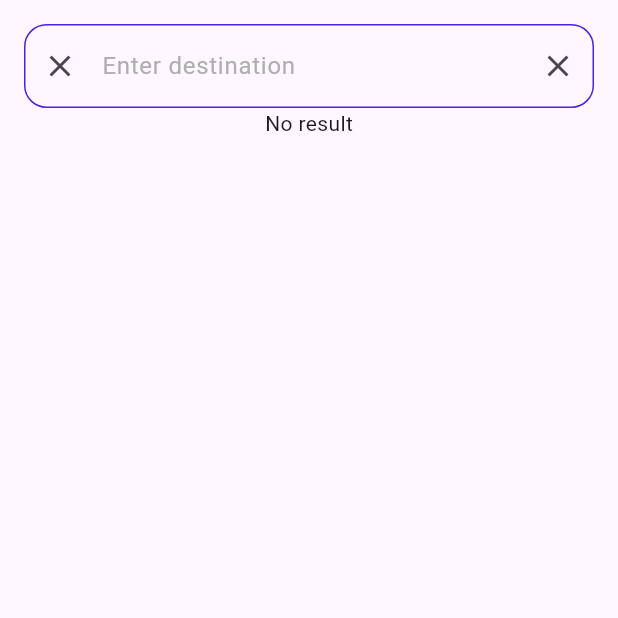
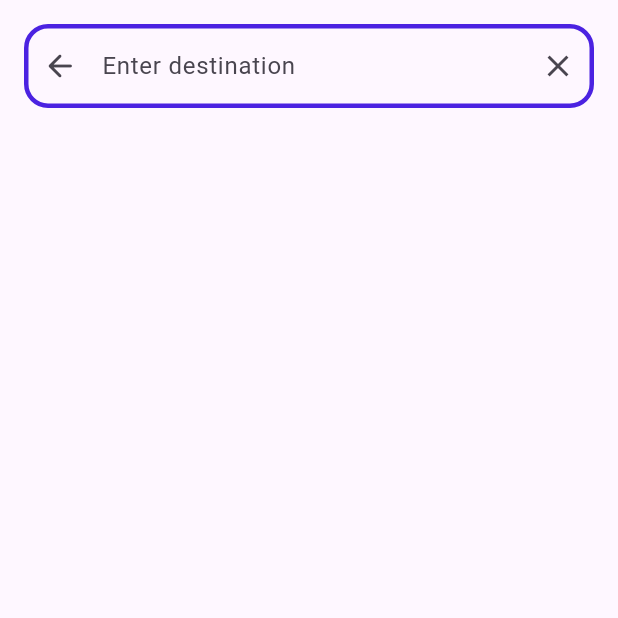
Before and after one commit to Asem130/Hotel_app, a Flutter app: the DestinationView screen opened by its route, on a phone screen of 412 x 824 dp, the top half of it. Run offline on Flutter 3.47's test engine with Material 3 defaults, Android fonts, the phone set to English and light mode, and no system bars; our stand-ins replace firebase_auth, firebase_core, flutter_bloc, font_awesome_flutter, go_router, google_sign_in and 2 more; missing offline and left inert: dart:ffi, widget_mask; accounts and stored records are empty.

Commit message:
refactor code

```diff
--- a/lib/constants.dart
+++ b/lib/constants.dart
@@ -3,6 +3,6 @@ import 'package:flutter/material.dart';
 const List<String> kOnBoardingImage = [
   'assets/images/5.jpg',
   'assets/images/2.jpg',
-  'assets/images/3.jpg'
+  'assets/images/59.jpg'
 ];
 const kPrimaryColr = Color.fromARGB(255, 75, 34, 225);
--- a/lib/core/widgets/custom_text_field.dart
+++ b/lib/core/widgets/custom_text_field.dart
@@ -1,7 +1,7 @@
 import 'package:flutter/material.dart';
 
 class CustomTextField extends StatelessWidget {
-  CustomTextField({
+  const CustomTextField({
     super.key,
     required this.hintText,
     this.suffixIcon,
@@ -11,7 +11,6 @@ class CustomTextField extends StatelessWidget {
     this.color = Colors.white,
     this.width = 1,
     this.textColor = Colors.white,
-    this.controller,
   });
   final String hintText;
   final Widget? suffixIcon;
@@ -21,11 +20,10 @@ class CustomTextField extends StatelessWidget {
   final Color color;
   final double width;
   final Color textColor;
-  TextEditingController? controller;
+
   @override
   Widget build(BuildContext context) {
     return TextFormField(
-      controller: controller,
       validator: (data) {
         if (data!.isEmpty) {
           return 'This feild must be not empty';
--- a/lib/features/home/presentation/manger/destination_search/destination_search_cubit.dart
+++ b/lib/features/home/presentation/manger/destination_search/destination_search_cubit.dart
@@ -11,7 +11,6 @@ class DestinationSearchCubit extends Cubit<DestinationSearchState> {
 
     try {
       searchLocation = await ApiServicese().getSearch(cityName: cityName);
-
       emit(DestinationSearchSuccsess(searchLocation: searchLocation));
     } on Exception catch (e) {
       emit(
--- a/lib/features/home/presentation/views/destination_view.dart
+++ b/lib/features/home/presentation/views/destination_view.dart
@@ -1,11 +1,5 @@
 import 'package:flutter/material.dart';
-import 'package:flutter_bloc/flutter_bloc.dart';
-import 'package:hotels/constants.dart';
-import 'package:hotels/core/widgets/custom_text_field.dart';
-import 'package:hotels/features/home/data/models/search_location/search_location.dart';
-import 'package:hotels/features/home/presentation/manger/destination_search/destination_search_cubit.dart';
-import 'package:hotels/features/home/presentation/manger/destination_search/destination_search_state.dart';
-import 'package:hotels/features/home/presentation/views/widgets/destination_list_view.dart';
+import 'package:hotels/features/home/presentation/views/widgets/destination_view_body.dart';
 
 class DestinationView extends StatelessWidget {
   const DestinationView({
@@ -14,73 +8,10 @@ class DestinationView extends StatelessWidget {
 
   @override
   Widget build(BuildContext context) {
-    return SafeArea(
+    return const SafeArea(
       child: Scaffold(
         body: DestinationBody(),
       ),
     );
   }
 }
-
-class DestinationBody extends StatelessWidget {
-  DestinationBody({
-    super.key,
-  });
-  final TextEditingController controller = TextEditingController();
-  @override
-  Widget build(BuildContext context) {
-    List<SearchLocation> searchLocation = [];
-
-    return Padding(
-      padding: const EdgeInsets.all(16),
-      child: SizedBox(
-        height: MediaQuery.of(context).size.height,
-        child: Column(
-          children: [
-            CustomTextField(
-              controller: controller,
-              textColor: Colors.black,
-              color: kPrimaryColr,
-              prefixIcon: IconButton(
-                  onPressed: () {
-                    controller.clear();
-                  },
-                  icon: const Icon(Icons.clear_sharp)),
-              hintText: 'Enter destination',
-              onChanged: (value) {
-                searchLocation =
-                    BlocProvider.of<DestinationSearchCubit>(context)
-                        .searchLocation;
-                BlocProvider.of<DestinationSearchCubit>(context)
-                    .getDestination(cityName: value);
-              },
-              suffixIcon: IconButton(
-                  onPressed: () {
-                    controller.clear();
-
-                  },
-                  icon: const Icon(Icons.clear_sharp)),
-            ),
-            BlocBuilder<DestinationSearchCubit, DestinationSearchState>(
-              builder: (context, state) {
-                if (state is DestinationSearchLoading) {
-                  return const Center(child: CircularProgressIndicator());
-                } else if (state is DestinationSearchSuccsess) {
-                  return Expanded(
-                    child: DestinationListView(
-                      searchLocation: searchLocation,
-                    ),
-                  );
-                } else if (state is DestinationSearchFailre) {
-                  return const Text('Some Thing went wrong');
-                } else {
-                  return const Center(child: Text('No result'));
-                }
-              },
-            ),
-          ],
-        ),
-      ),
-    );
-  }
-}
--- /dev/null
+++ b/lib/features/home/presentation/views/widgets/destination_result.dart
@@ -0,0 +1,36 @@
+import 'dart:ffi';
+
+import 'package:flutter/material.dart';
+import 'package:flutter_bloc/flutter_bloc.dart';
+import 'package:hotels/features/home/presentation/manger/destination_search/destination_search_cubit.dart';
+import 'package:hotels/features/home/presentation/manger/destination_search/destination_search_state.dart';
+import 'package:hotels/features/home/presentation/views/widgets/destination_list_view.dart';
+
+class DestinationResult extends StatelessWidget {
+  const DestinationResult({super.key});
+
+  @override
+  Widget build(BuildContext context) {
+    return BlocConsumer<DestinationSearchCubit, DestinationSearchState>(
+        listener: (context, state) {
+      if (state is DestinationSearchFailre) {
+        print('failire');
+      }
+    }, builder: (context, state) {
+      if (state is DestinationSearchLoading) {
+        return const Column(
+          mainAxisAlignment: MainAxisAlignment.center,
+          children: [
+            CircularProgressIndicator(),
+          ],
+        );
+      } else if (state is DestinationSearchSuccsess) {
+        return DestinationListView(
+          searchLocation: state.searchLocation,
+        );
+      } else {
+        return const SizedBox.shrink();
+      }
+    });
+  }
+}
--- /dev/null
+++ b/lib/features/home/presentation/views/widgets/destination_text_form_feild.dart
@@ -0,0 +1,58 @@
+import 'package:flutter/material.dart';
+import 'package:flutter_bloc/flutter_bloc.dart';
+import 'package:go_router/go_router.dart';
+import 'package:hotels/constants.dart';
+import 'package:hotels/features/home/presentation/manger/destination_search/destination_search_cubit.dart';
+
+class DestinationTextFormField extends StatefulWidget {
+  const DestinationTextFormField({super.key});
+
+  @override
+  State<DestinationTextFormField> createState() =>
+      _DestinationTextFormFieldState();
+}
+
+class _DestinationTextFormFieldState extends State<DestinationTextFormField> {
+  TextEditingController controller = TextEditingController();
+
+  @override
+  Widget build(BuildContext context) {
+    return TextFormField(
+      decoration: InputDecoration(
+        hintText: 'Enter destination',
+        suffixIcon: IconButton(
+          onPressed: () {
+            controller.clear();
+          },
+          icon: const Icon(
+            Icons.clear_sharp,
+          ),
+        ),
+        prefixIcon: IconButton(
+          onPressed: () {
+            GoRouter.of(context).pop();
+          },
+          icon: const Icon(
+            Icons.arrow_back_rounded,
+          ),
+        ),
+        focusedBorder: OutlineInputBorder(
+          borderSide: const BorderSide(width: 3, color: kPrimaryColr),
+          borderRadius: BorderRadius.circular(16),
+        ),
+        enabledBorder: OutlineInputBorder(
+          borderSide: const BorderSide(width: 3, color: kPrimaryColr),
+          borderRadius: BorderRadius.circular(16),
+        ),
+      ),
+      controller: controller,
+      onChanged: (value) {
+        BlocProvider.of<DestinationSearchCubit>(context)
+            .getDestination(cityName: value);
+      },
+      style: const TextStyle(
+        color: Colors.black,
+      ),
+    );
+  }
+}
--- /dev/null
+++ b/lib/features/home/presentation/views/widgets/destination_view_body.dart
@@ -0,0 +1,26 @@
+import 'package:flutter/material.dart';
+import 'package:flutter/widgets.dart';
+import 'package:hotels/features/home/presentation/views/widgets/destination_result.dart';
+import 'package:hotels/features/home/presentation/views/widgets/destination_text_form_feild.dart';
+
+class DestinationBody extends StatelessWidget {
+  const DestinationBody({
+    super.key,
+  });
+
+  @override
+  Widget build(BuildContext context) {
+    return Padding(
+      padding: const EdgeInsets.all(16),
+      child: SizedBox(
+        height: MediaQuery.of(context).size.height,
+        child: const Column(
+          children: [
+            DestinationTextFormField(),
+            Expanded(child: DestinationResult()),
+          ],
+        ),
+      ),
+    );
+  }
+}
```
Also changed, not shown: assets/images/59.jpg (added), assets/images/60.jpg (added).
